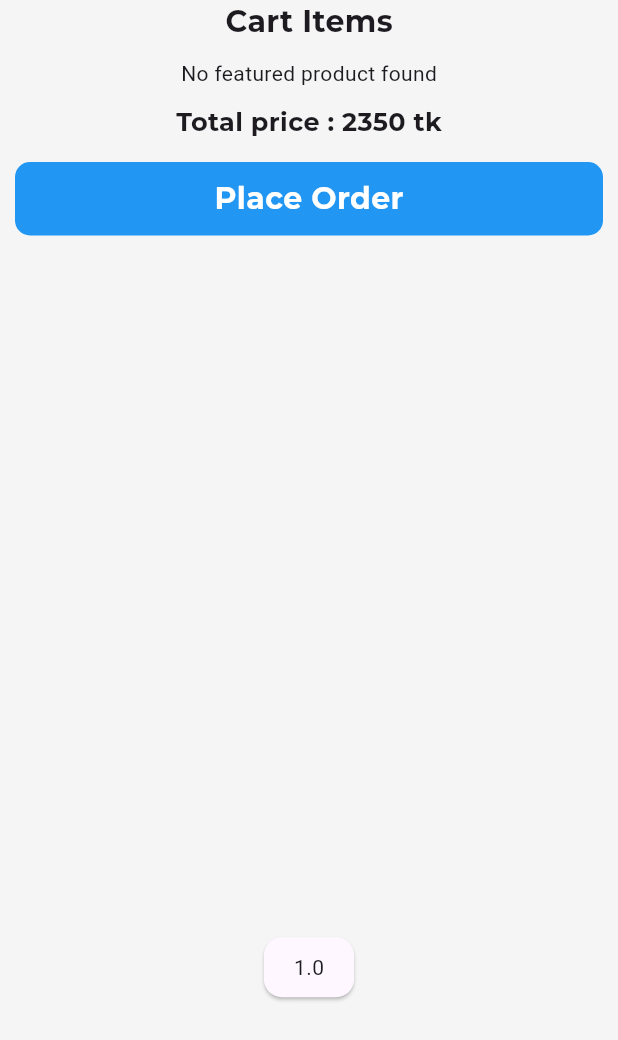
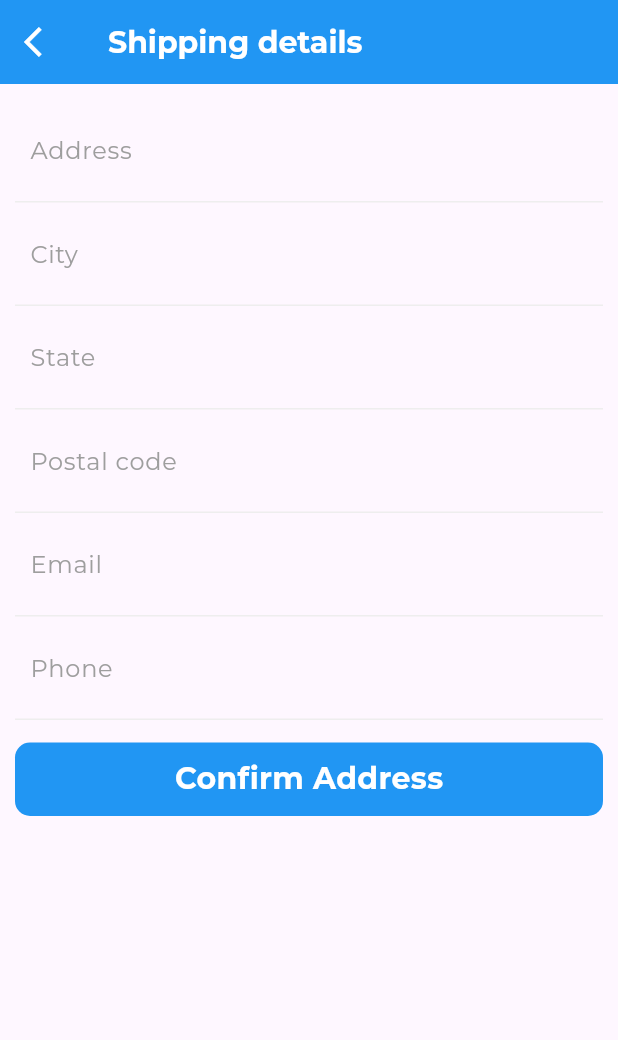
Before and after one commit to AbirHasanShuvo/seed_hub, a Flutter app: the CartScreen screen opened directly, after a tap on "Place Order", on a phone screen of 412 x 824 dp. Shown: the top 1040 px of the screen. Run offline on Flutter 3.47's test engine with Material 3 defaults, Android fonts, the phone set to English and light mode, and no system bars; our stand-ins replace cloud_firestore, firebase_auth, firebase_core, get, google_fonts, google_sign_in and 3 more; accounts and stored records are empty; project files that could hold a hidden picture were left out.

Commit message:
Completed deleted item part and shipping screen

```diff
--- a/lib/controllers/cart_controller.dart
+++ b/lib/controllers/cart_controller.dart
@@ -1,3 +1,14 @@
 import 'package:get/get.dart';
 
-class CartController extends GetxController {}
+class CartController extends GetxController {
+  var totalP = 0.obs;
+  var newVal = 0.obs;
+
+  totalPrice(data) async {
+    totalP.value = 0;
+    for (var i = 0; i < data.length; i++) {
+      totalP.value =
+          totalP.value + int.parse(data[i]['total_price'].toString());
+    }
+  }
+}
--- a/lib/services/firestore_services.dart
+++ b/lib/services/firestore_services.dart
@@ -38,6 +38,12 @@ class FirestoreServices {
   static getCartItems() {
     return firestore
         .collection('carts')
-        .where('added_by', isEqualTo: currentUser!.uid).get();
+        .where('added_by', isEqualTo: currentUser!.uid)
+        .snapshots();
+  }
+
+  static deleteCartItem(docId){
+    firestore.collection('carts').doc(docId).delete();
+
   }
 }
--- a/lib/views/cart_screen/cart_screen.dart
+++ b/lib/views/cart_screen/cart_screen.dart
@@ -1,15 +1,19 @@
 import 'package:cloud_firestore/cloud_firestore.dart';
 import 'package:flutter/material.dart';
+import 'package:flutter/scheduler.dart';
+import 'package:flutter/widgets.dart';
+import 'package:get/get.dart';
 import 'package:seed_hub/common_widgets/text_widget.dart';
 import 'package:seed_hub/const/const.dart';
+import 'package:seed_hub/controllers/cart_controller.dart';
 import 'package:seed_hub/services/firestore_services.dart';
+import 'package:seed_hub/views/cart_screen/shipping_screen.dart';
 
 class CartScreen extends StatelessWidget {
   const CartScreen({super.key});
 
   @override
   Widget build(BuildContext context) {
-    var totalPrice = 1.0;
     return Scaffold(
       backgroundColor: Colors.grey.shade100,
       body: SafeArea(
@@ -25,8 +29,8 @@ class CartScreen extends StatelessWidget {
                     fontweight: FontWeight.bold,
                     fontFamily: mainFont),
                 10.heightBox,
-                  FutureBuilder(
-                      future: FirestoreServices.getCartItems(),
+                StreamBuilder(
+                    stream: FirestoreServices.getCartItems(),
                     builder: (BuildContext context,
                         AsyncSnapshot<QuerySnapshot> snapshot) {
                       if (!snapshot.hasData) {
@@ -39,11 +43,9 @@ class CartScreen extends StatelessWidget {
                         );
                       } else {
                         var cartItems = snapshot.data!.docs;
-                          //calculate the total price here
-                          for (int i = 0; i < cartItems.length; i++) {
-                            totalPrice =
-                                (totalPrice + cartItems[i]['total_price']);
-                          }
+
+                        // controller.totalPrice(cartItems);
+
                         return Column(
                           children: List.generate(
                               cartItems.length,
@@ -68,7 +70,7 @@ class CartScreen extends StatelessWidget {
                                       subtitle: Row(
                                         children: [
                                           Text(
-                                              '${cartItems[index]['total_price'].toString()}৳',
+                                            '${cartItems[index]['total_price']}',
                                             style: TextStyle(
                                                 color: Colors.red,
                                                 fontSize: 15.0,
@@ -81,31 +83,26 @@ class CartScreen extends StatelessWidget {
                                                 color: Colors.red,
                                                 fontSize: 13.0,
                                                 fontFamily: mainFont),
-                                            ),
+                                          )
                                         ],
                                       ),
                                       trailing: const Icon(Icons.delete)
                                           .onTap(() {
                                             VxToast.show(context,
-                                                  msg: "i am working bro");
+                                                msg: "Item deleted");
+                                            FirestoreServices.deleteCartItem(
+                                                cartItems[index].id);
                                           })
                                           .box
                                           .make(),
                                     ),
                                   )
                                       .box
-                                        .margin(
-                                            const EdgeInsets.only(bottom: 7))
+                                      .margin(const EdgeInsets.only(bottom: 7))
                                       .make()),
                         );
                       }
                     }),
-                  10.heightBox,
-                  makeText(
-                      text: 'Total price : 2350 tk',
-                      size: 17.0,
-                      fontFamily: mainFont,
-                      fontweight: FontWeight.bold),
                 15.heightBox,
                 Container(
                   width: double.infinity,
@@ -113,12 +110,6 @@ class CartScreen extends StatelessWidget {
                   decoration: BoxDecoration(
                     borderRadius: BorderRadius.circular(10),
                     color: Colors.blue,
-
-                      // gradient: const LinearGradient(
-                      //   begin: Alignment.topLeft,
-                      //   end: Alignment.bottomRight,
-                      //   colors: [Colors.blue, Colors.green],
-                      // ),
                   ),
                   child: Center(
                     child: makeText(
@@ -130,7 +121,7 @@ class CartScreen extends StatelessWidget {
                   ),
                 )
                     .onTap(() {
-                        VxToast.show(context, msg: '$totalPrice');
+                      Get.to(() => ShippingScreen());
                     })
                     .box
                     .make(),
@@ -138,6 +129,7 @@ class CartScreen extends StatelessWidget {
             ),
           ),
         ),
-        ));
+      ),
+    );
   }
 }
--- /dev/null
+++ b/lib/views/cart_screen/payment_screen.dart
@@ -0,0 +1,14 @@
+import 'package:flutter/material.dart';
+
+class PaymentScreen extends StatelessWidget {
+  const PaymentScreen({super.key});
+
+  @override
+  Widget build(BuildContext context) {
+    return Scaffold(
+      body: Column(children: [
+
+      ],),
+    );
+  }
+}
--- /dev/null
+++ b/lib/views/cart_screen/shipping_screen.dart
@@ -0,0 +1,208 @@
+import 'package:flutter/material.dart';
+import 'package:velocity_x/velocity_x.dart';
+
+import '../../common_widgets/text_widget.dart';
+import '../../const/const.dart';
+
+class ShippingScreen extends StatefulWidget {
+  const ShippingScreen({super.key});
+
+  @override
+  State<ShippingScreen> createState() => _ShippingScreenState();
+}
+
+class _ShippingScreenState extends State<ShippingScreen> {
+  var addressError = false;
+  var cityError = false;
+  var stateError = false;
+  var postalCodeError = false;
+  var emailError = false;
+  var phoneError = false;
+
+  @override
+  Widget build(BuildContext context) {
+    var addressController = TextEditingController();
+    var cityController = TextEditingController();
+    var stateController = TextEditingController();
+    var postalCodeController = TextEditingController();
+    var emailController = TextEditingController();
+    var phoneController = TextEditingController();
+
+    return Scaffold(
+      appBar: AppBar(
+        leading: const Icon(Icons.arrow_back_ios)
+            .onTap(() {
+              Navigator.of(context).pop();
+            })
+            .box
+            .make(),
+        iconTheme: const IconThemeData(color: Colors.white),
+        flexibleSpace: Container(
+          decoration: const BoxDecoration(
+            color: Colors.blue,
+            // gradient: LinearGradient(
+            //     begin: Alignment.topCenter,
+            //     end: Alignment.bottomCenter,
+            //     colors: <Color>[Colors.blue, Colors.green]),
+          ),
+        ),
+        title: makeText(
+            text: 'Shipping details',
+            size: 20.0,
+            fontweight: FontWeight.bold,
+            fontFamily: mainFont,
+            color: Colors.white),
+      ),
+      body: Padding(
+        padding: const EdgeInsets.all(10),
+        child: SingleChildScrollView(
+          physics: const BouncingScrollPhysics(),
+          child: Column(
+            children: [
+              Container(
+                padding: const EdgeInsets.all(10),
+                decoration: BoxDecoration(
+                    border: Border(
+                        bottom: BorderSide(color: Colors.grey.shade200))),
+                child: TextFormField(
+                  controller: addressController,
+                  // obscureText: isPass ? true : false,
+                  decoration: InputDecoration(
+                      errorText: addressError ? 'Address is required' : null,
+                      errorStyle: TextStyle(
+                        fontFamily: mainFont,
+                        color: Colors.red,
+                      ),
+                      hintText: 'Address',
+                      hintStyle:
+                          TextStyle(color: Colors.grey, fontFamily: mainFont),
+                      border: InputBorder.none),
+                ),
+              ),
+              Container(
+                padding: const EdgeInsets.all(10),
+                decoration: BoxDecoration(
+                    border: Border(
+                        bottom: BorderSide(color: Colors.grey.shade200))),
+                child: TextFormField(
+                  controller: cityController,
+                  // obscureText: isPass ? true : false,
+                  decoration: InputDecoration(
+                      // errorText: error_Text(cityController),
+                      hintText: 'City',
+                      hintStyle:
+                          TextStyle(color: Colors.grey, fontFamily: mainFont),
+                      border: InputBorder.none),
+                ),
+              ),
+              Container(
+                padding: const EdgeInsets.all(10),
+                decoration: BoxDecoration(
+                    border: Border(
+                        bottom: BorderSide(color: Colors.grey.shade200))),
+                child: TextFormField(
+                  controller: stateController,
+                  // obscureText: isPass ? true : false,
+                  decoration: InputDecoration(
+                      hintText: 'State',
+                      hintStyle:
+                          TextStyle(color: Colors.grey, fontFamily: mainFont),
+                      border: InputBorder.none),
+                ),
+              ),
+              Container(
+                padding: const EdgeInsets.all(10),
+                decoration: BoxDecoration(
+                    border: Border(
+                        bottom: BorderSide(color: Colors.grey.shade200))),
+                child: TextFormField(
+                  controller: postalCodeController,
+                  // obscureText: isPass ? true : false,
+                  decoration: InputDecoration(
+                      hintText: 'Postal code',
+                      hintStyle:
+                          TextStyle(color: Colors.grey, fontFamily: mainFont),
+                      border: InputBorder.none),
+                ),
+              ),
+              Container(
+                padding: const EdgeInsets.all(10),
+                decoration: BoxDecoration(
+                    border: Border(
+                        bottom: BorderSide(color: Colors.grey.shade200))),
+                child: TextFormField(
+                  controller: emailController,
+                  // obscureText: isPass ? true : false,
+                  decoration: InputDecoration(
+                      errorText:
+                          emailError ? 'Email address is required' : null,
+                      errorStyle:
+                          TextStyle(fontFamily: mainFont, color: Colors.red),
+                      hintText: 'Email',
+                      hintStyle:
+                          TextStyle(color: Colors.grey, fontFamily: mainFont),
+                      border: InputBorder.none),
+                ),
+              ),
+              Container(
+                padding: const EdgeInsets.all(10),
+                decoration: BoxDecoration(
+                    border: Border(
+                        bottom: BorderSide(color: Colors.grey.shade200))),
+                child: TextFormField(
+                  controller: phoneController,
+                  // obscureText: isPass ? true : false,
+                  decoration: InputDecoration(
+                      errorText: phoneError ? 'Phone number is required' : null,
+                      errorStyle:
+                          TextStyle(fontFamily: mainFont, color: Colors.red),
+                      hintText: 'Phone',
+                      hintStyle:
+                          TextStyle(color: Colors.grey, fontFamily: mainFont),
+                      border: InputBorder.none),
+                ),
+              ),
+              15.heightBox,
+              Container(
+                width: double.infinity,
+                padding: const EdgeInsets.all(10),
+                decoration: BoxDecoration(
+                  borderRadius: BorderRadius.circular(10),
+                  color: Colors.blue,
+                ),
+                child: Center(
+                  child: makeText(
+                      text: 'Confirm Address',
+                      size: 20.0,
+                      fontFamily: mainFont,
+                      fontweight: FontWeight.bold,
+                      color: Colors.white),
+                ),
+              ).onTap(() {
+                if (addressController.text.isEmpty) {
+                  setState(() {
+                    addressError = true;
+                  });
+                }
+
+                if (emailController.text.isEmpty) {
+                  setState(() {
+                    emailError = true;
+                  });
+                }
+
+                if (phoneController.text.isEmpty) {
+                  setState(() {
+                    phoneError = true;
+                  });
+                } else {
+                  VxToast.show(context, msg: 'Order place successfully');
+                }
+              })
+            ],
+          ),
+        ),
+      ),
+    );
+  }
+}
```
Lines whose indentation alone changed are shown as unchanged.
